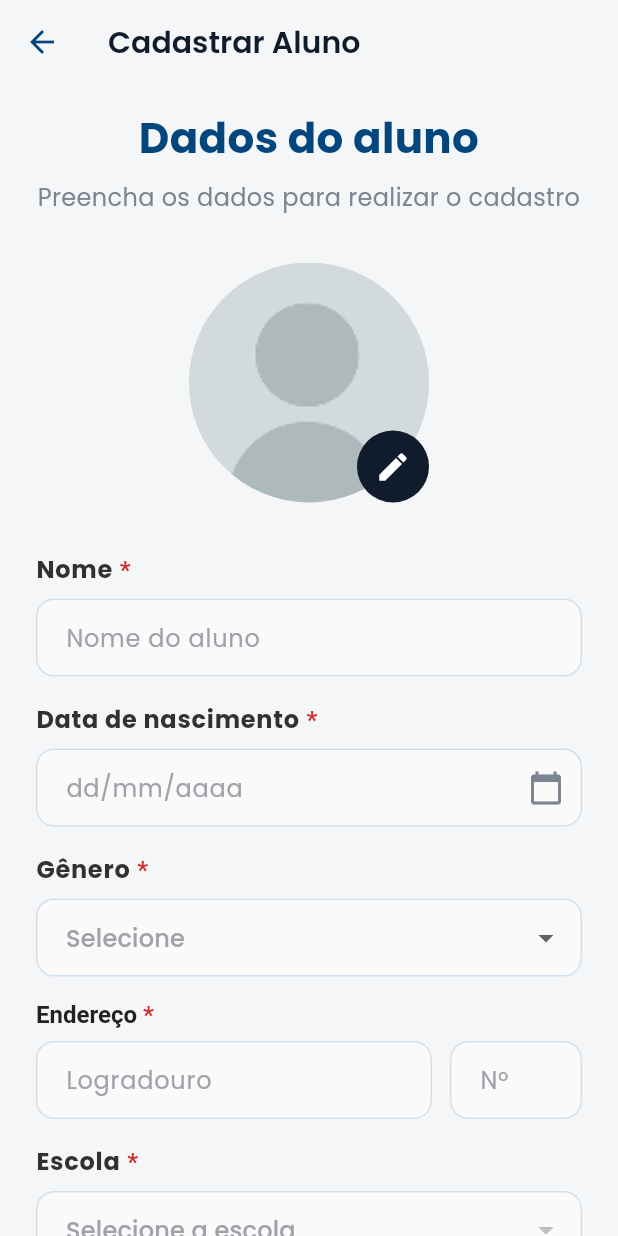
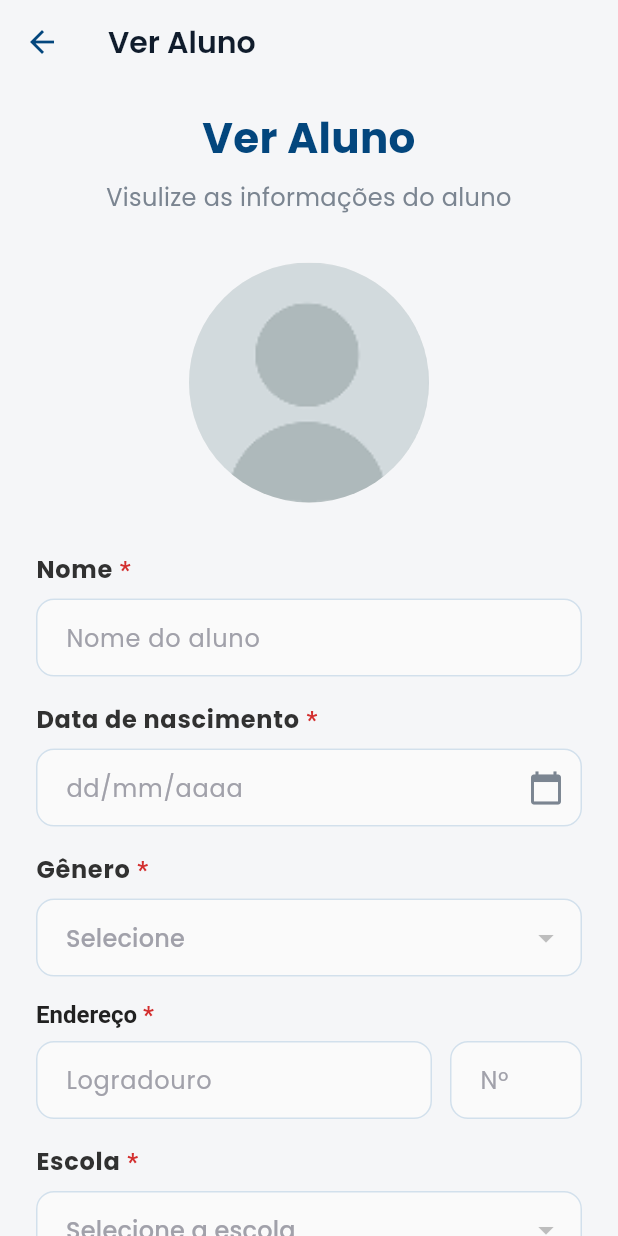
Before and after one commit to biancanilsen/checkVanFrontend, a Flutter app: the AddStudentPage screen opened by its route, on a phone screen of 412 x 824 dp. Run offline on Flutter 3.47's test engine with Material 3 defaults, Android fonts, the phone set to English and light mode, and no system bars; our stand-ins replace flutter_svg, flutter_tts, google_fonts, google_maps_flutter, image_picker, location and 2 more; missing offline and left inert: flutter_polyline_points; accounts and stored records are empty; network calls fail.

Commit message:
Ajusta tela de listagem de alunos

```diff
--- a/lib/features/pages/student/add_student_page.dart
+++ b/lib/features/pages/student/add_student_page.dart
@@ -11,6 +11,7 @@ import '../../../model/student_model.dart';
 import '../../../provider/geocoding_provider.dart';
 import '../../../provider/school_provider.dart';
 import '../../../provider/student_provider.dart';
+import '../../../utils/user_session.dart';
 import '../../widgets/custom_text_field.dart';
 import '../../widgets/utils/address_field.dart';
 import '../../widgets/utils/custom_dropdown_field.dart';
@@ -48,17 +49,19 @@ class _AddStudentPageState extends State<AddStudentPage> {
 
   XFile? _imageFile;
   final ImagePicker _picker = ImagePicker();
+  String? _userRole;
+  bool _isLoadingRole = true;
 
   bool get isEditing => widget.student != null;
 
   @override
   void initState() {
     super.initState();
+    _loadUserRole();
     WidgetsBinding.instance.addPostFrameCallback((_) {
       Provider.of<SchoolProvider>(context, listen: false).getSchools();
     });
 
-    // 3. PREENCHA OS CAMPOS SE ESTIVER EDITANDO
     if (isEditing) {
       final student = widget.student!;
       _nameController.text = student.name;
@@ -69,53 +72,50 @@ class _AddStudentPageState extends State<AddStudentPage> {
       _selectedShiftGoing = student.shiftGoing;
       _selectedShiftReturn = student.shiftReturn;
 
-      // --- LÓGICA DE ENDEREÇO CORRIGIDA ---
-      // TODO - rever isso do endereço pois o campo de numero fica vazio ao editar
       final String fullAddress = student.address;
       try {
         int lastCommaIndex = fullAddress.lastIndexOf(',');
         if (lastCommaIndex != -1) {
-          // Encontrou uma vírgula. Vamos verificar.
           String potentialStreet = fullAddress.substring(0, lastCommaIndex).trim();
           String potentialNumber = fullAddress.substring(lastCommaIndex + 1).trim();
 
-          // Tenta converter o 'potentialNumber' para um número.
           if (int.tryParse(potentialNumber) != null) {
-            // SUCESSO! É um número. O formato é "Rua, Número"
             _streetController.text = potentialStreet;
             _numberController.text = potentialNumber;
           } else {
-            // FALHA! Não é um número. (ex: "Blumen").
-            // Assumimos que é um endereço antigo. Coloque tudo na rua.
             _streetController.text = fullAddress;
-            _numberController.text = ''; // Deixe o número em branco
+            _numberController.text = '';
           }
         } else {
-          // Não há vírgula. Coloque tudo no campo de rua.
           _streetController.text = fullAddress;
           _numberController.text = '';
         }
       } catch (e) {
-        // Fallback para qualquer outro erro
         _streetController.text = fullAddress;
         _numberController.text = '';
       }
-      // --- FIM DA LÓGICA CORRIGIDA ---
     }
 
-    // Adiciona os listeners DEPOIS que os valores iniciais foram definidos.
     _streetController.addListener(_onAddressChanged);
     _addressFocusNode.addListener(_onFocusChanged);
   }
 
-  // ... (suas funções dispose, _pickImage, _submitForm, _pickDate, etc. permanecem iguais)
+  Future<void> _loadUserRole() async {
+    final user = await UserSession.getUser();
+    if (mounted) {
+      setState(() {
+        _userRole = user?.role;
+        _isLoadingRole = false;
+      });
+    }
+  }
+
   @override
   void dispose() {
     _nameController.dispose();
     _birthDateController.dispose();
     _streetController.dispose();
     _numberController.dispose();
-
     _addressFocusNode.dispose();
     _debounce?.cancel();
     super.dispose();
@@ -158,10 +158,9 @@ class _AddStudentPageState extends State<AddStudentPage> {
         gender: _selectedGender!,
         schoolId: _selectedSchoolId!,
         address: fullAddress,
-        shiftGoing: _selectedShiftGoing!,
-        shiftReturn: _selectedShiftReturn!,
-        // TODO - Salvar a imagem quando atualiza o aluno
-        // imageProfile: _imageFile,
+        shiftGoing: _selectedShiftGoing ?? '',
+        shiftReturn: _selectedShiftReturn ?? '',
+        // imageFile: _imageFile, // TODO
       );
     } else {
       success = await studentProvider.addStudent(
@@ -219,9 +218,19 @@ class _AddStudentPageState extends State<AddStudentPage> {
   }
 
   void _onFocusChanged() {
-    Future.delayed(const Duration(milliseconds: 200), () {
-      if (mounted && !_addressFocusNode.hasFocus) {
-        setState(() => _showSuggestions = false);
+    Future.delayed(const Duration(milliseconds: 150), () {
+      if (!mounted) return;
+      if (_addressFocusNode.hasFocus) {
+        if (_streetController.text.length >= 3) {
+          setState(() {
+            _showSuggestions = true;
+          });
+          _onAddressChanged();
+        }
+      } else {
+        setState(() {
+          _showSuggestions = false;
+        });
       }
     });
   }
@@ -244,7 +253,6 @@ class _AddStudentPageState extends State<AddStudentPage> {
     }
   }
 
-  // 2. CRIE A FUNÇÃO DE CALLBACK PARA O ADDRESS_FIELD
   void _onSuggestionSelected(AddressSuggestion suggestion) {
     _streetController.removeListener(_onAddressChanged);
     setState(() {
@@ -257,29 +265,41 @@ class _AddStudentPageState extends State<AddStudentPage> {
 
   @override
   Widget build(BuildContext context) {
+    if (_isLoadingRole) {
+      return Scaffold(
+        appBar: AppBar(),
+        body: const Center(child: CircularProgressIndicator()),
+      );
+    }
+    final bool isGuardian = _userRole == 'guardian';
+    final bool readOnly = !isGuardian;
     final schoolProvider = context.watch<SchoolProvider>();
     final studentProvider = context.watch<StudentProvider>();
+
     final Map<String, String> shiftOptions = {
       'morning': 'Manhã',
       'afternoon': 'Tarde',
       'night': 'Noite',
     };
 
-    // --- CORREÇÃO APLICADA AQUI ---
-    // 1. Verificamos se a lista de escolas (do provider) já contém o ID
-    //    que temos no nosso estado (_selectedSchoolId).
     final bool schoolListContainsValue = schoolProvider.schools.any(
             (s) => s.id == _selectedSchoolId
     );
+    final int? effectiveSchoolId = schoolListContainsValue ? _selectedSchoolId : null;
 
-    // 2. Só passamos o ID para o Dropdown (value) se ele já existir na lista.
-    //    Caso contrário, passamos null para evitar o erro.
-    final int? effectiveSchoolId = schoolListContainsValue ? _selectedSchoolId : null;
-    // --- FIM DA CORREÇÃO ---
+    final String? effectiveShiftGoing = shiftOptions.containsKey(_selectedShiftGoing)
+        ? _selectedShiftGoing
+        : null;
+
+    final String? effectiveShiftReturn = shiftOptions.containsKey(_selectedShiftReturn)
+        ? _selectedShiftReturn
+        : null;
 
     return Scaffold(
       appBar: AppBar(
-        title: Text(isEditing ? 'Editar Aluno' : 'Cadastrar Aluno'),
+        title: Text(isGuardian
+            ? (isEditing ? 'Editar Aluno' : 'Cadastrar Aluno')
+            : 'Ver Aluno'),
         backgroundColor: Colors.transparent,
         elevation: 0,
         foregroundColor: AppPalette.primary800,
@@ -291,23 +311,26 @@ class _AddStudentPageState extends State<AddStudentPage> {
           child: Column(
             crossAxisAlignment: CrossAxisAlignment.stretch,
             children: [
-              // ... (Todo o seu layout de Título, Imagem, Nome, Data, Gênero, etc. continua igual)
               const SizedBox(height: 16),
               Text(
-                isEditing ? 'Editar Aluno' : 'Dados do aluno',
+                isGuardian
+                    ? (isEditing ? 'Editar Aluno' : 'Dados do aluno')
+                    : 'Ver Aluno',
                 textAlign: TextAlign.center,
                 style: const TextStyle(fontSize: 28, fontWeight: FontWeight.bold, color: AppPalette.primary800),
               ),
               const SizedBox(height: 8),
               Text(
-                isEditing ? 'Altere os dados necessários' : 'Preencha os dados para realizar o cadastro',
+                isGuardian
+                    ? (isEditing ? 'Altere os dados necessários' : 'Preencha os dados para realizar o cadastro')
+                    : 'Visulize as informações do aluno',
                 textAlign: TextAlign.center,
                 style: const TextStyle(fontSize: 16, color: AppPalette.neutral600),
               ),
               const SizedBox(height: 32),
               Center(
                 child: GestureDetector(
-                  onTap: _pickImage,
+                  onTap: isGuardian ? _pickImage : null,
                   child: CircleAvatar(
                     radius: 80,
                     backgroundColor: Colors.grey.shade200,
@@ -316,7 +339,7 @@ class _AddStudentPageState extends State<AddStudentPage> {
                         : (isEditing && widget.student!.image_profile != null
                         ? NetworkImage(widget.student!.image_profile!)
                         : const AssetImage('assets/profile.png')) as ImageProvider,
-                    child: _imageFile == null
+                    child: (_imageFile == null && isGuardian)
                         ? Align(
                       alignment: Alignment.bottomRight,
                       child: CircleAvatar(
@@ -331,19 +354,23 @@ class _AddStudentPageState extends State<AddStudentPage> {
               ),
               const SizedBox(height: 32),
 
-              CustomTextField(controller: _nameController, label: 'Nome', hint: 'Nome do aluno', isRequired: true, validator: (v) => v!.isEmpty ? 'Campo obrigatório' : null),
+              IgnorePointer(
+                ignoring: readOnly,
+                child: Column(
+                  children: [
+                    CustomTextField(controller: _nameController, label: 'Nome', hint: 'Nome do aluno', isRequired: true, validator: (v) => v!.isEmpty ? 'Campo obrigatório' : null, readOnly: readOnly),
                     const SizedBox(height: 16),
-              CustomTextField(controller: _birthDateController, label: 'Data de nascimento', hint: 'dd/mm/aaaa', isRequired: true, onTap: _pickDate, suffixIcon: Icons.calendar_today, validator: (v) => v!.isEmpty ? 'Campo obrigatório' : null),
+                    CustomTextField(controller: _birthDateController, label: 'Data de nascimento', hint: 'dd/mm/aaaa', isRequired: true, onTap: _pickDate, suffixIcon: Icons.calendar_today, validator: (v) => v!.isEmpty ? 'Campo obrigatório' : null, readOnly: readOnly),
                     const SizedBox(height: 16),
 
-              CustomDropdownField<String>(
+                    CustomDropdownField<String?>(
                       label: 'Gênero', hint: 'Selecione', value: _selectedGender,
                       items: ['Masculino', 'Feminino'].map((g) => DropdownMenuItem(value: g == 'Masculino' ? 'male' : 'female', child: Text(g))).toList(),
                       onChanged: (value) => setState(() => _selectedGender = value),
                       validator: (v) => v == null ? 'Campo obrigatório' : null,
+                      readOnly: readOnly,
                     ),
                     const SizedBox(height: 16),
-
                     AddressField(
                       streetController: _streetController,
                       numberController: _numberController,
@@ -354,50 +381,56 @@ class _AddStudentPageState extends State<AddStudentPage> {
                       onSuggestionSelected: _onSuggestionSelected,
                       streetValidator: (value) => (value == null || value.isEmpty) ? 'Obrigatório' : null,
                       numberValidator: (value) => (value == null || value.isEmpty) ? 'Obrigatório' : null,
+                      readOnly: readOnly,
                     ),
                     const SizedBox(height: 16),
 
-              // 3. USE O NOVO 'effectiveSchoolId' AQUI
-              CustomDropdownField<int>(
+                    CustomDropdownField<int?>(
                       label: 'Escola',
                       hint: schoolProvider.isLoading ? 'Carregando...' : 'Selecione a escola',
-                value: effectiveSchoolId, // Use a variável corrigida
+                      value: effectiveSchoolId,
                       items: schoolProvider.schools.map((s) => DropdownMenuItem(value: s.id, child: Text(s.name))).toList(),
                       onChanged: schoolProvider.isLoading ? null : (value) => setState(() => _selectedSchoolId = value as int?),
                       validator: (v) => v == null ? 'Campo obrigatório' : null,
+                      readOnly: readOnly,
                     ),
                     const SizedBox(height: 16),
 
-              CustomDropdownField<String>(
+                    CustomDropdownField<String?>(
                       label: 'Turno Ida',
                       hint: 'Período da aula',
-                value: _selectedShiftGoing,
+                      value: effectiveShiftGoing, // Usa o valor validado
                       items: shiftOptions.entries.map((entry) {
                         return DropdownMenuItem(
-                    value: entry.key, // "morning"
-                    child: Text(entry.value), // "Manhã"
+                          value: entry.key,
+                          child: Text(entry.value),
                         );
                       }).toList(),
                       onChanged: (value) => setState(() => _selectedShiftGoing = value),
-                validator: (v) => v == null ? 'Campo obrigatório' : null,
+                      validator: (v) => (v == null && isGuardian) ? 'Campo obrigatório' : null,
+                      readOnly: readOnly,
                     ),
                     const SizedBox(height: 16),
-
-              CustomDropdownField<String>(
+                    CustomDropdownField<String?>(
                       label: 'Turno Volta',
                       hint: 'Período da aula',
-                value: _selectedShiftReturn,
+                      value: effectiveShiftReturn, // Usa o valor validado
                       items: shiftOptions.entries.map((entry) {
                         return DropdownMenuItem(
-                    value: entry.key, // "morning"
-                    child: Text(entry.value), // "Manhã"
+                          value: entry.key,
+                          child: Text(entry.value),
                         );
                       }).toList(),
                       onChanged: (value) => setState(() => _selectedShiftReturn = value),
-                validator: (v) => v == null ? 'Campo obrigatório' : null,
+                      validator: (v) => (v == null && isGuardian) ? 'Campo obrigatório' : null,
+                      readOnly: readOnly,
+                    ),
+                  ],
+                ),
               ),
               const SizedBox(height: 32),
 
+              if (isGuardian)
                 ElevatedButton(
                   onPressed: studentProvider.isLoading ? null : _submitForm,
                   style: ElevatedButton.styleFrom(
--- a/lib/features/widgets/custom_text_field.dart
+++ b/lib/features/widgets/custom_text_field.dart
@@ -1,5 +1,5 @@
 import 'package:flutter/material.dart';
-import 'package:flutter/services.dart'; // Importe para usar TextInputFormatter
+import 'package:flutter/services.dart';
 import '../../core/theme.dart';
 
 class CustomTextField extends StatelessWidget {
@@ -12,6 +12,7 @@ class CustomTextField extends StatelessWidget {
   final VoidCallback? onTap;
   final IconData? suffixIcon;
   final List<TextInputFormatter>? inputFormatters;
+  final bool readOnly;
 
   const CustomTextField({
     super.key,
@@ -24,6 +25,7 @@ class CustomTextField extends StatelessWidget {
     this.onTap,
     this.suffixIcon,
     this.inputFormatters,
+    this.readOnly = false,
   });
 
   @override
@@ -53,14 +55,16 @@ class CustomTextField extends StatelessWidget {
         const SizedBox(height: 8),
         TextFormField(
           controller: controller,
-          readOnly: onTap != null,
-          onTap: onTap,
+          readOnly: (onTap != null) || readOnly,
+          onTap: readOnly ? null : onTap,
           keyboardType: keyboardType,
           validator: validator,
-          inputFormatters: inputFormatters, // Propriedade passada para o TextFormField
+          inputFormatters: inputFormatters,
           decoration: InputDecoration(
             hintText: hint,
             suffixIcon: suffixIcon != null ? Icon(suffixIcon, color: AppPalette.neutral600) : null,
+            // filled: readOnly,
+            // fillColor: AppPalette.neutral100,
           ),
         ),
       ],
--- a/lib/features/widgets/utils/address_field.dart
+++ b/lib/features/widgets/utils/address_field.dart
@@ -12,6 +12,7 @@ class AddressField extends StatelessWidget {
   final Function(AddressSuggestion) onSuggestionSelected;
   final String? Function(String?) streetValidator;
   final String? Function(String?) numberValidator;
+  final bool readOnly;
 
   const AddressField({
     super.key,
@@ -24,6 +25,7 @@ class AddressField extends StatelessWidget {
     required this.onSuggestionSelected,
     required this.streetValidator,
     required this.numberValidator,
+    this.readOnly = false,
   });
 
   @override
@@ -48,9 +50,10 @@ class AddressField extends StatelessWidget {
               flex: 3,
               child: TextFormField(
                 controller: streetController,
-                focusNode: addressFocusNode,
+                focusNode: readOnly ? null : addressFocusNode,
                 decoration: const InputDecoration(hintText: 'Logradouro'),
                 validator: streetValidator,
+                readOnly: readOnly,
               ),
             ),
             const SizedBox(width: 12),
@@ -61,11 +64,11 @@ class AddressField extends StatelessWidget {
                 decoration: const InputDecoration(hintText: 'Nº'),
                 keyboardType: TextInputType.number,
                 validator: numberValidator,
+                readOnly: readOnly,
               ),
             ),
           ],
         ),
-        // Container que exibe as sugestões de endereço
         if (showSuggestions)
           Container(
             height: 200,
@@ -85,7 +88,7 @@ class AddressField extends StatelessWidget {
                 return ListTile(
                   title: Text(suggestion.displayName, style: const TextStyle(fontWeight: FontWeight.w500)),
                   subtitle: Text(suggestion.addressDetails),
-                  onTap: () => onSuggestionSelected(suggestion), // Chama o callback
+                  onTap: readOnly ? null : () => onSuggestionSelected(suggestion),
                 );
               },
             ),
--- a/lib/features/widgets/utils/custom_dropdown_field.dart
+++ b/lib/features/widgets/utils/custom_dropdown_field.dart
@@ -1,3 +1,4 @@
+// /lib/widgets/utils/custom_dropdown_field.dart
 import 'package:check_van_frontend/core/theme.dart';
 import 'package:flutter/material.dart';
 
@@ -8,6 +9,7 @@ class CustomDropdownField<T> extends StatelessWidget {
   final List<DropdownMenuItem<T>> items;
   final ValueChanged<T?>? onChanged;
   final String? Function(T?)? validator;
+  final bool readOnly;
 
   const CustomDropdownField({
     super.key,
@@ -17,6 +19,7 @@ class CustomDropdownField<T> extends StatelessWidget {
     required this.items,
     required this.onChanged,
     this.validator,
+    this.readOnly = false,
   });
 
   @override
@@ -40,7 +43,7 @@ class CustomDropdownField<T> extends StatelessWidget {
           decoration: const InputDecoration(),
           borderRadius: BorderRadius.circular(12.0),
           items: items,
-          onChanged: onChanged,
+          onChanged: readOnly ? null : onChanged,
           validator: validator,
         ),
       ],
```
Also changed, not shown: lib/features/pages/home/home_guardian_content.dart (added, +156 -0 lines), lib/features/pages/home/home_page.dart (+5 -4 lines), lib/features/pages/student/students_page.dart (+42 -33 lines), lib/features/widgets/home/guardian_shell.dart (added, +44 -0 lines), lib/features/widgets/student/student_tile.dart (+15 -11 lines). Lines whose indentation alone changed are shown as unchanged.
